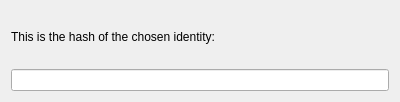
Old version of the form UI/identityhash.ui in the repository jlxip/Disposable-Client.
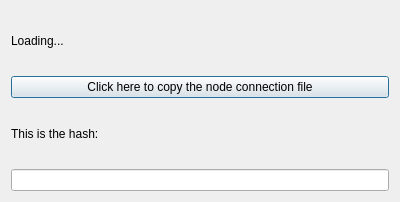
New version of the form.

Diff of the .ui file:
```diff
--- a/UI/identityhash.ui
+++ b/UI/identityhash.ui
@@ -7,7 +7,7 @@
     <x>0</x>
     <y>0</y>
     <width>400</width>
-    <height>102</height>
+    <height>202</height>
    </rect>
   </property>
   <property name="windowTitle">
@@ -17,10 +17,27 @@
    <bool>true</bool>
   </property>
   <layout class="QVBoxLayout" name="verticalLayout">
+   <item>
+    <widget class="QLabel" name="node_lbl">
+     <property name="text">
+      <string>Loading...</string>
+     </property>
+     <property name="wordWrap">
+      <bool>true</bool>
+     </property>
+    </widget>
+   </item>
+   <item>
+    <widget class="QPushButton" name="copyncf_btn">
+     <property name="text">
+      <string>Click here to copy the node connection file</string>
+     </property>
+    </widget>
+   </item>
    <item>
     <widget class="QLabel" name="label">
      <property name="text">
-      <string>This is the hash of the chosen identity:</string>
+      <string>This is the hash:</string>
      </property>
      <property name="wordWrap">
       <bool>true</bool>
```
